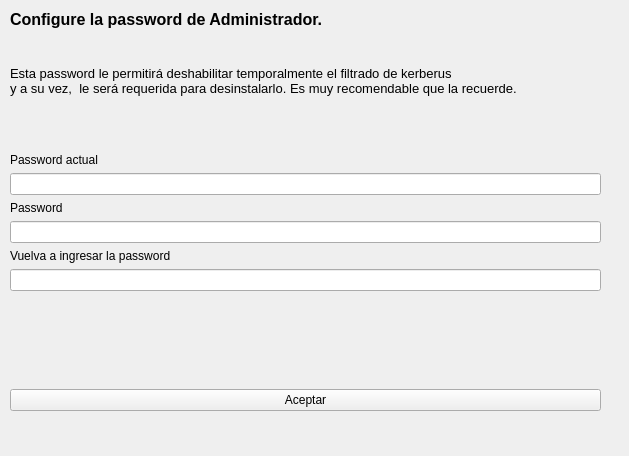
This is cliente/password/formulario.ui in AviFix/Kerberus-Control-Parental as Qt 5 draws it before an edit. The edited form follows.
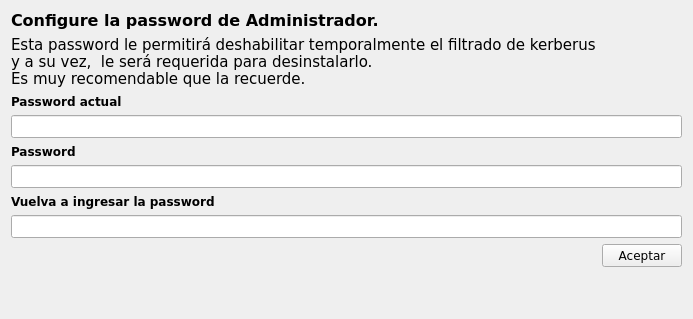
This is the edited form.

Commit message: retoques a los formularios de passwords

Diff of the .ui file:
```diff
--- a/cliente/password/formulario.ui
+++ b/cliente/password/formulario.ui
@@ -2,12 +2,15 @@
 <ui version="4.0">
  <class>Form</class>
  <widget class="QWidget" name="Form">
+  <property name="windowModality">
+   <enum>Qt::ApplicationModal</enum>
+  </property>
   <property name="geometry">
    <rect>
     <x>0</x>
     <y>0</y>
-    <width>629</width>
-    <height>456</height>
+    <width>684</width>
+    <height>319</height>
    </rect>
   </property>
   <property name="sizePolicy">
@@ -19,20 +22,12 @@
   <property name="windowTitle">
    <string>Password de administrador</string>
   </property>
-  <widget class="QWidget" name="verticalLayoutWidget">
-   <property name="geometry">
-    <rect>
-     <x>10</x>
-     <y>10</y>
-     <width>591</width>
-     <height>401</height>
-    </rect>
-   </property>
-   <layout class="QVBoxLayout" name="verticalLayout">
-    <item>
+  <layout class="QFormLayout" name="formLayout">
+   <item row="0" column="0">
      <widget class="QLabel" name="label">
       <property name="font">
        <font>
+       <family>Verdana</family>
         <pointsize>12</pointsize>
         <weight>75</weight>
         <bold>true</bold>
@@ -43,22 +38,24 @@
       </property>
      </widget>
     </item>
-    <item>
+   <item row="1" column="0">
      <widget class="QLabel" name="label_2">
       <property name="sizePolicy">
-       <sizepolicy hsizetype="Preferred" vsizetype="Expanding">
+      <sizepolicy hsizetype="Preferred" vsizetype="Preferred">
         <horstretch>0</horstretch>
         <verstretch>0</verstretch>
        </sizepolicy>
       </property>
       <property name="font">
        <font>
-        <pointsize>10</pointsize>
+       <family>Verdana</family>
+       <pointsize>11</pointsize>
        </font>
       </property>
       <property name="text">
        <string>Esta password le permitirá deshabilitar temporalmente el filtrado de kerberus 
-y a su vez,  le será requerida para desinstalarlo. Es muy recomendable que la recuerde.</string>
+y a su vez,  le será requerida para desinstalarlo.
+Es muy recomendable que la recuerde.</string>
       </property>
       <property name="scaledContents">
        <bool>false</bool>
@@ -68,34 +65,32 @@
       </property>
      </widget>
     </item>
-    <item>
-     <spacer name="horizontalSpacer">
-      <property name="orientation">
-       <enum>Qt::Horizontal</enum>
-      </property>
-      <property name="sizeHint" stdset="0">
-       <size>
-        <width>40</width>
-        <height>20</height>
-       </size>
-      </property>
-     </spacer>
-    </item>
-    <item>
+   <item row="2" column="0">
      <widget class="QLabel" name="label_passwordActual">
       <property name="enabled">
        <bool>true</bool>
       </property>
+     <property name="font">
+      <font>
+       <family>Verdana</family>
+       <weight>75</weight>
+       <bold>true</bold>
+      </font>
+     </property>
       <property name="text">
        <string>Password actual</string>
       </property>
      </widget>
     </item>
-    <item>
-     <widget class="QLineEdit" name="password_actual"/>
-    </item>
-    <item>
+   <item row="4" column="0">
      <widget class="QLabel" name="label_3">
+     <property name="font">
+      <font>
+       <family>Verdana</family>
+       <weight>75</weight>
+       <bold>true</bold>
+      </font>
+     </property>
       <property name="text">
        <string>Password</string>
       </property>
@@ -104,15 +99,15 @@
       </property>
      </widget>
     </item>
-    <item>
-     <widget class="QLineEdit" name="password1">
-      <property name="echoMode">
-       <enum>QLineEdit::Password</enum>
-      </property>
-     </widget>
-    </item>
-    <item>
+   <item row="6" column="0">
      <widget class="QLabel" name="label_4">
+     <property name="font">
+      <font>
+       <family>Verdana</family>
+       <weight>75</weight>
+       <bold>true</bold>
+      </font>
+     </property>
       <property name="text">
        <string>Vuelva a ingresar la password</string>
       </property>
@@ -121,28 +116,52 @@
       </property>
      </widget>
     </item>
-    <item>
+   <item row="3" column="0" colspan="2">
+    <widget class="QLineEdit" name="password_actual">
+     <property name="font">
+      <font>
+       <family>Verdana</family>
+      </font>
+     </property>
+    </widget>
+   </item>
+   <item row="5" column="0" colspan="2">
+    <widget class="QLineEdit" name="password1">
+     <property name="font">
+      <font>
+       <family>Verdana</family>
+      </font>
+     </property>
+     <property name="echoMode">
+      <enum>QLineEdit::Password</enum>
+     </property>
+    </widget>
+   </item>
+   <item row="7" column="0" colspan="2">
      <widget class="QLineEdit" name="password2">
+     <property name="font">
+      <font>
+       <family>Verdana</family>
+      </font>
+     </property>
       <property name="echoMode">
        <enum>QLineEdit::Password</enum>
       </property>
      </widget>
     </item>
-    <item>
-     <spacer name="verticalSpacer">
-      <property name="orientation">
-       <enum>Qt::Vertical</enum>
-      </property>
-      <property name="sizeHint" stdset="0">
-       <size>
-        <width>20</width>
-        <height>40</height>
-       </size>
-      </property>
-     </spacer>
-    </item>
-    <item>
+   <item row="8" column="1">
      <widget class="QPushButton" name="boton">
+     <property name="sizePolicy">
+      <sizepolicy hsizetype="Preferred" vsizetype="Fixed">
+       <horstretch>0</horstretch>
+       <verstretch>0</verstretch>
+      </sizepolicy>
+     </property>
+     <property name="font">
+      <font>
+       <family>Verdana</family>
+      </font>
+     </property>
       <property name="text">
        <string>Aceptar</string>
       </property>
@@ -150,7 +169,11 @@
     </item>
    </layout>
   </widget>
- </widget>
+ <tabstops>
+  <tabstop>password_actual</tabstop>
+  <tabstop>password1</tabstop>
+  <tabstop>password2</tabstop>
+ </tabstops>
  <resources/>
  <connections/>
 </ui>
```
Lines whose indentation alone changed are shown as unchanged. The commit also changes 3 other files.
